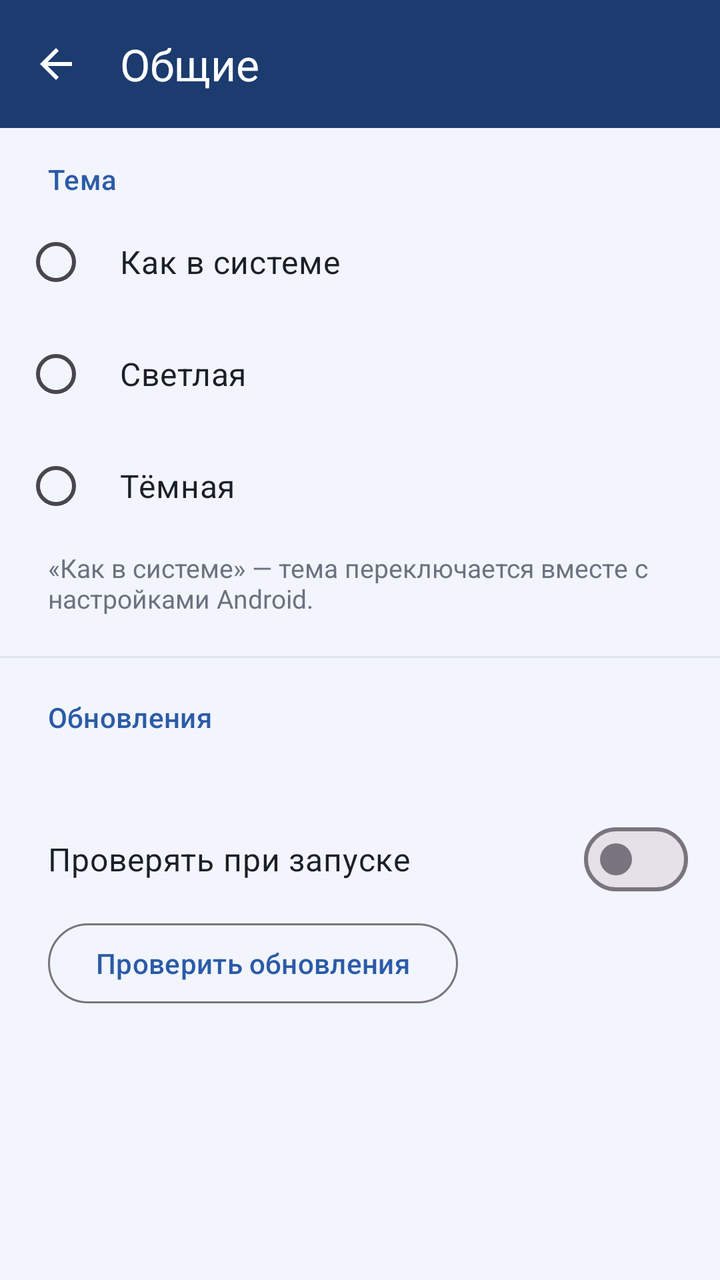
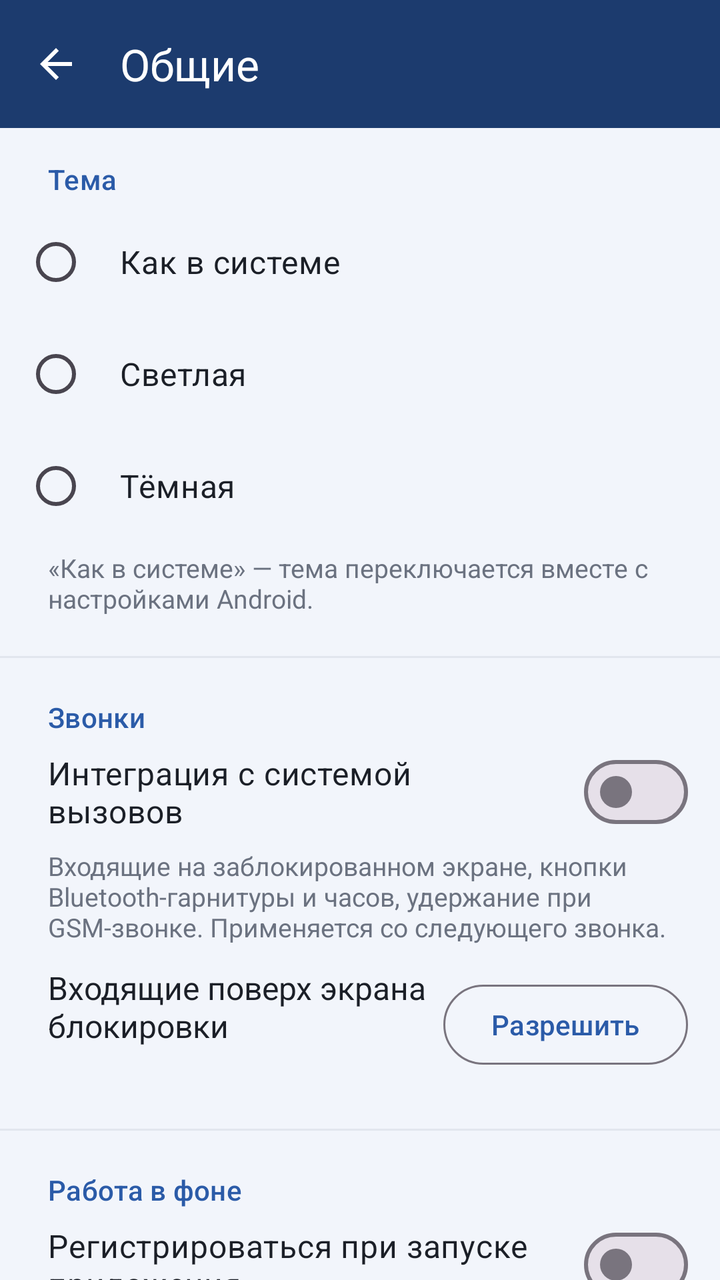

Before-and-after screenshots of an Android layout around one commit, followed by the original layout XML and the change that was made.
<!-- AndroidManifest.xml: application theme Theme.IaxPhone -->
<!-- res/layout/activity_general.xml -->
<?xml version="1.0" encoding="utf-8"?>
<LinearLayout xmlns:android="http://schemas.android.com/apk/res/android"
    xmlns:app="http://schemas.android.com/apk/res-auto"
    android:id="@+id/root"
    android:layout_width="match_parent"
    android:layout_height="match_parent"
    android:background="@color/page_bg"
    android:orientation="vertical">

    <com.google.android.material.appbar.MaterialToolbar
        android:id="@+id/toolbar"
        android:layout_width="match_parent"
        android:layout_height="wrap_content"
        android:background="@color/top_bar"
        android:minHeight="?attr/actionBarSize"
        android:theme="@style/TopBarOverlay"
        app:navigationIcon="@drawable/ic_arrow_back"
        app:navigationIconTint="@android:color/white"
        app:title="@string/general"
        app:titleTextColor="@android:color/white" />

    <androidx.core.widget.NestedScrollView
        android:id="@+id/content"
        android:layout_width="match_parent"
        android:layout_height="match_parent">

        <LinearLayout
            android:layout_width="match_parent"
            android:layout_height="wrap_content"
            android:orientation="vertical"
            android:paddingTop="16dp">

            <TextView
                android:layout_width="wrap_content"
                android:layout_height="wrap_content"
                android:layout_marginStart="24dp"
                android:layout_marginBottom="4dp"
                android:text="@string/theme"
                android:textAppearance="?attr/textAppearanceTitleSmall"
                android:textColor="@color/top_bar_primary" />

            <RadioGroup
                android:id="@+id/themeGroup"
                android:layout_width="match_parent"
                android:layout_height="wrap_content"
                android:paddingStart="12dp"
                android:paddingEnd="16dp">

                <com.google.android.material.radiobutton.MaterialRadioButton
                    android:id="@+id/themeSystem"
                    android:layout_width="match_parent"
                    android:layout_height="56dp"
                    android:paddingStart="16dp"
                    android:text="@string/theme_system"
                    android:textColor="@color/key_text"
                    android:textSize="16sp" />

                <com.google.android.material.radiobutton.MaterialRadioButton
                    android:id="@+id/themeLight"
                    android:layout_width="match_parent"
                    android:layout_height="56dp"
                    android:paddingStart="16dp"
                    android:text="@string/theme_light"
                    android:textColor="@color/key_text"
                    android:textSize="16sp" />

                <com.google.android.material.radiobutton.MaterialRadioButton
                    android:id="@+id/themeDark"
                    android:layout_width="match_parent"
                    android:layout_height="56dp"
                    android:paddingStart="16dp"
                    android:text="@string/theme_dark"
                    android:textColor="@color/key_text"
                    android:textSize="16sp" />
            </RadioGroup>

            <TextView
                android:layout_width="match_parent"
                android:layout_height="wrap_content"
                android:layout_marginStart="24dp"
                android:layout_marginTop="4dp"
                android:layout_marginEnd="24dp"
                android:text="@string/theme_hint"
                android:textColor="@color/text_secondary"
                android:textSize="13sp" />

            <View
                android:layout_width="match_parent"
                android:layout_height="1dp"
                android:layout_marginTop="20dp"
                android:background="@color/divider" />

            <TextView
                android:layout_width="wrap_content"
                android:layout_height="wrap_content"
                android:layout_marginStart="24dp"
                android:layout_marginTop="20dp"
                android:text="@string/updates"
                android:textAppearance="?attr/textAppearanceTitleSmall"
                android:textColor="@color/top_bar_primary" />

            <TextView
                android:id="@+id/version"
                android:layout_width="wrap_content"
                android:layout_height="wrap_content"
                android:layout_marginStart="24dp"
                android:layout_marginTop="12dp"
                android:textColor="@color/key_text"
                android:textSize="16sp" />

            <com.google.android.material.materialswitch.MaterialSwitch
                android:id="@+id/autoUpdate"
                android:layout_width="match_parent"
                android:layout_height="56dp"
                android:layout_marginStart="24dp"
                android:layout_marginEnd="16dp"
                android:text="@string/update_auto"
                android:textColor="@color/key_text"
                android:textSize="16sp" />

            <LinearLayout
                android:layout_width="match_parent"
                android:layout_height="wrap_content"
                android:layout_marginStart="24dp"
                android:layout_marginEnd="24dp"
                android:gravity="center_vertical"
                android:orientation="horizontal">

                <com.google.android.material.button.MaterialButton
                    android:id="@+id/checkUpdate"
                    style="?attr/materialButtonOutlinedStyle"
                    android:layout_width="wrap_content"
                    android:layout_height="wrap_content"
                    android:text="@string/update_check" />

                <TextView
                    android:id="@+id/updateStatus"
                    android:layout_width="0dp"
                    android:layout_height="wrap_content"
                    android:layout_marginStart="16dp"
                    android:layout_weight="1"
                    android:textColor="@color/text_secondary"
                    android:textSize="14sp" />
            </LinearLayout>
        </LinearLayout>
    </androidx.core.widget.NestedScrollView>
</LinearLayout>
<!-- resources referenced by this layout -->
<resources>
  <color name="divider">#E2E6EE</color>
  <color name="key_text">#1B1F27</color>
  <color name="page_bg">#F2F5FB</color>
  <color name="text_secondary">#6B7280</color>
  <color name="top_bar">#1C3B6E</color>
  <color name="top_bar_primary">#2B5BA8</color>
  <string name="general">Общие</string>
  <string name="theme">Тема</string>
  <string name="theme_dark">Тёмная</string>
  <string name="theme_hint">«Как в системе» — тема переключается вместе с настройками Android.</string>
  <string name="theme_light">Светлая</string>
  <string name="theme_system">Как в системе</string>
  <string name="update_auto">Проверять при запуске</string>
  <string name="update_check">Проверить обновления</string>
  <string name="updates">Обновления</string>
  <style name="TopBarOverlay" parent="ThemeOverlay.Material3.Dark.ActionBar" />
  <style name="Theme.IaxPhone" parent="Theme.Material3.DayNight.NoActionBar">
          <item name="colorPrimary">@color/top_bar_primary</item>
          <item name="colorOnPrimary">@color/on_primary</item>
          <item name="colorSecondaryContainer">@color/key_bg</item>
          <item name="android:windowBackground">@color/page_bg</item>
      </style>
  <color name="on_primary">#FFFFFF</color>
  <color name="key_bg">#FFFFFF</color>
  <!-- unchanged entries left out for length: 1 -->
</resources>

<!-- the commit's change to res/layout/activity_general.xml (unified diff, before → after) -->
@@ -95,6 +95,135 @@
                 android:layout_height="wrap_content"
                 android:layout_marginStart="24dp"
                 android:layout_marginTop="20dp"
+                android:text="@string/calls"
+                android:textAppearance="?attr/textAppearanceTitleSmall"
+                android:textColor="@color/top_bar_primary" />
+
+            <com.google.android.material.materialswitch.MaterialSwitch
+                android:id="@+id/telecom"
+                style="@style/GeneralSwitch"
+                android:text="@string/telecom" />
+
+            <TextView
+                android:id="@+id/telecomHint"
+                style="@style/GeneralHint"
+                android:text="@string/telecom_hint" />
+
+            <LinearLayout
+                android:id="@+id/fullscreenRow"
+                style="@style/GeneralActionRow">
+
+                <LinearLayout
+                    android:layout_width="0dp"
+                    android:layout_height="wrap_content"
+                    android:layout_weight="1"
+                    android:orientation="vertical">
+
+                    <TextView
+                        android:layout_width="wrap_content"
+                        android:layout_height="wrap_content"
+                        android:text="@string/fullscreen"
+                        android:textColor="@color/key_text"
+                        android:textSize="16sp" />
+
+                    <TextView
+                        android:id="@+id/fullscreenStatus"
+                        android:layout_width="wrap_content"
+                        android:layout_height="wrap_content"
+                        android:textColor="@color/text_secondary"
+                        android:textSize="13sp" />
+                </LinearLayout>
+
+                <com.google.android.material.button.MaterialButton
+                    android:id="@+id/fullscreenAllow"
+                    style="?attr/materialButtonOutlinedStyle"
+                    android:layout_width="wrap_content"
+                    android:layout_height="wrap_content"
+                    android:text="@string/bg_allow" />
+            </LinearLayout>
+
+            <View
+                android:layout_width="match_parent"
+                android:layout_height="1dp"
+                android:layout_marginTop="20dp"
+                android:background="@color/divider" />
+
+            <TextView
+                android:layout_width="wrap_content"
+                android:layout_height="wrap_content"
+                android:layout_marginStart="24dp"
+                android:layout_marginTop="20dp"
+                android:text="@string/background"
+                android:textAppearance="?attr/textAppearanceTitleSmall"
+                android:textColor="@color/top_bar_primary" />
+
+            <com.google.android.material.materialswitch.MaterialSwitch
+                android:id="@+id/connectOnStart"
+                style="@style/GeneralSwitch"
+                android:text="@string/bg_connect_on_start" />
+
+            <com.google.android.material.materialswitch.MaterialSwitch
+                android:id="@+id/startOnBoot"
+                style="@style/GeneralSwitch"
+                android:text="@string/bg_start_on_boot" />
+
+            <com.google.android.material.materialswitch.MaterialSwitch
+                android:id="@+id/keepAwake"
+                style="@style/GeneralSwitch"
+                android:text="@string/bg_keep_awake" />
+
+            <TextView
+                style="@style/GeneralHint"
+                android:text="@string/bg_keep_awake_hint" />
+
+            <LinearLayout
+                android:id="@+id/batteryRow"
+                style="@style/GeneralActionRow">
+
+                <LinearLayout
+                    android:layout_width="0dp"
+                    android:layout_height="wrap_content"
+                    android:layout_weight="1"
+                    android:orientation="vertical">
+
+                    <TextView
+                        android:layout_width="wrap_content"
+                        android:layout_height="wrap_content"
+                        android:text="@string/bg_battery"
+                        android:textColor="@color/key_text"
+                        android:textSize="16sp" />
+
+                    <TextView
+                        android:id="@+id/batteryStatus"
+                        android:layout_width="wrap_content"
+                        android:layout_height="wrap_content"
+                        android:textColor="@color/text_secondary"
+                        android:textSize="13sp" />
+                </LinearLayout>
+
+                <com.google.android.material.button.MaterialButton
+                    android:id="@+id/batteryAllow"
+                    style="?attr/materialButtonOutlinedStyle"
+                    android:layout_width="wrap_content"
+                    android:layout_height="wrap_content"
+                    android:text="@string/bg_allow" />
+            </LinearLayout>
+
+            <TextView
+                style="@style/GeneralHint"
+                android:text="@string/bg_network_hint" />
+
+            <View
+                android:layout_width="match_parent"
+                android:layout_height="1dp"
+                android:layout_marginTop="20dp"
+                android:background="@color/divider" />
+
+            <TextView
+                android:layout_width="wrap_content"
+                android:layout_height="wrap_content"
+                android:layout_marginStart="24dp"
+                android:layout_marginTop="20dp"
                 android:text="@string/updates"
                 android:textAppearance="?attr/textAppearanceTitleSmall"
                 android:textColor="@color/top_bar_primary" />
@@ -142,6 +271,10 @@
                     android:textColor="@color/text_secondary"
                     android:textSize="14sp" />
             </LinearLayout>
+
+            <Space
+                android:layout_width="match_parent"
+                android:layout_height="24dp" />
         </LinearLayout>
     </androidx.core.widget.NestedScrollView>
 </LinearLayout>
<!-- resource entries referenced after the edit -->
@@ -6,7 +6,19 @@
   <color name="text_secondary">#6B7280</color>
   <color name="top_bar">#1C3B6E</color>
   <color name="top_bar_primary">#2B5BA8</color>
+  <string name="background">Работа в фоне</string>
+  <string name="bg_allow">Разрешить</string>
+  <string name="bg_battery">Без ограничений батареи</string>
+  <string name="bg_connect_on_start">Регистрироваться при запуске приложения</string>
+  <string name="bg_keep_awake">Не давать процессору засыпать</string>
+  <string name="bg_keep_awake_hint">Надёжнее приём входящих в режиме сна, но заметно больше расход батареи.</string>
+  <string name="bg_network_hint">При смене сети (Wi-Fi ↔ мобильный интернет) регистрация обновляется сразу.</string>
+  <string name="bg_start_on_boot">Запускать при включении телефона</string>
+  <string name="calls">Звонки</string>
+  <string name="fullscreen">Входящие поверх экрана блокировки</string>
   <string name="general">Общие</string>
+  <string name="telecom">Интеграция с системой вызовов</string>
+  <string name="telecom_hint">Входящие на заблокированном экране, кнопки Bluetooth-гарнитуры и часов, удержание при GSM-звонке. Применяется со следующего звонка.</string>
   <string name="theme">Тема</string>
   <string name="theme_dark">Тёмная</string>
   <string name="theme_hint">«Как в системе» — тема переключается вместе с настройками Android.</string>
@@ -15,6 +27,33 @@
   <string name="update_auto">Проверять при запуске</string>
   <string name="update_check">Проверить обновления</string>
   <string name="updates">Обновления</string>
+  <style name="GeneralActionRow">
+          <item name="android:layout_width">match_parent</item>
+          <item name="android:layout_height">wrap_content</item>
+          <item name="android:layout_marginStart">24dp</item>
+          <item name="android:layout_marginEnd">16dp</item>
+          <item name="android:minHeight">64dp</item>
+          <item name="android:gravity">center_vertical</item>
+          <item name="android:orientation">horizontal</item>
+      </style>
+  <style name="GeneralHint">
+          <item name="android:layout_width">match_parent</item>
+          <item name="android:layout_height">wrap_content</item>
+          <item name="android:layout_marginStart">24dp</item>
+          <item name="android:layout_marginEnd">24dp</item>
+          <item name="android:layout_marginBottom">8dp</item>
+          <item name="android:textColor">@color/text_secondary</item>
+          <item name="android:textSize">13sp</item>
+      </style>
+  <style name="GeneralSwitch">
+          <item name="android:layout_width">match_parent</item>
+          <item name="android:layout_height">wrap_content</item>
+          <item name="android:minHeight">56dp</item>
+          <item name="android:layout_marginStart">24dp</item>
+          <item name="android:layout_marginEnd">16dp</item>
+          <item name="android:textColor">@color/key_text</item>
+          <item name="android:textSize">16sp</item>
+      </style>
   <style name="TopBarOverlay" parent="ThemeOverlay.Material3.Dark.ActionBar" />
   <style name="Theme.IaxPhone" parent="Theme.Material3.DayNight.NoActionBar">
           <item name="colorPrimary">@color/top_bar_primary</item>
